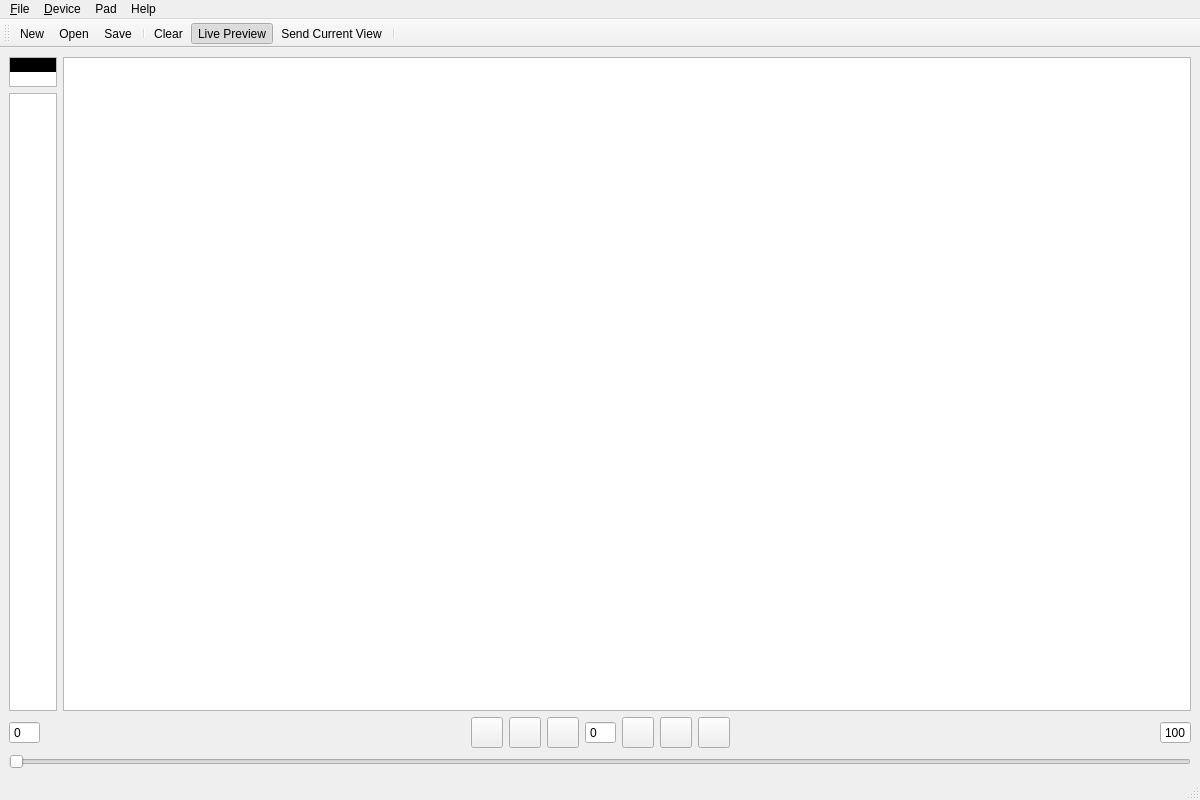
Old version of the form mainanimation.ui in the repository zaghaghi/launchpad-led-animator.
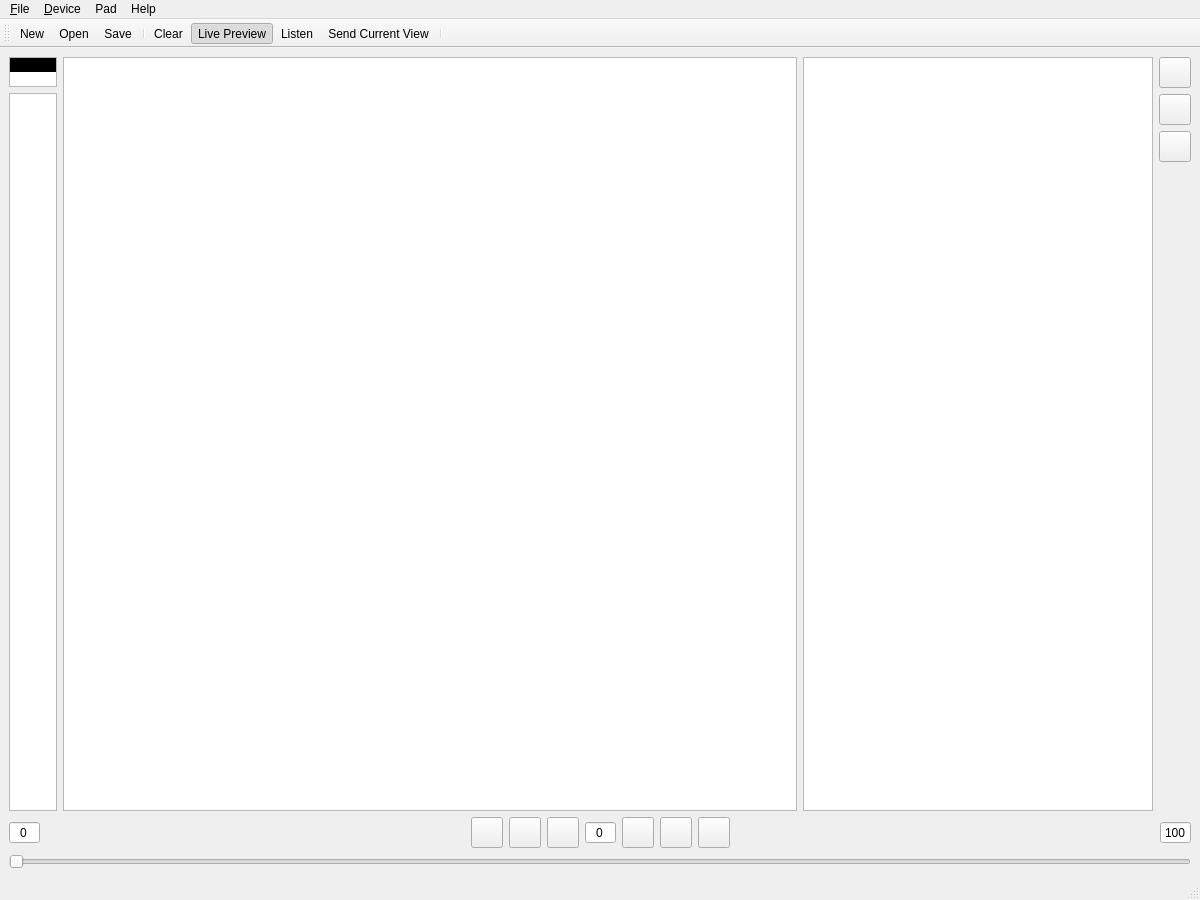
New version of the form. Icons and pictures are not drawn.

Commit message: commit some changes about animation list. I want to delete them

```diff
--- a/mainanimation.ui
+++ b/mainanimation.ui
@@ -7,9 +7,15 @@
     <x>0</x>
     <y>0</y>
     <width>1200</width>
-    <height>800</height>
+    <height>900</height>
    </rect>
   </property>
+  <property name="sizePolicy">
+   <sizepolicy hsizetype="Minimum" vsizetype="Preferred">
+    <horstretch>0</horstretch>
+    <verstretch>0</verstretch>
+   </sizepolicy>
+  </property>
   <property name="windowTitle">
    <string>LaunchPad LED Animator</string>
   </property>
@@ -18,7 +24,7 @@
     <normaloff>:/icons/Icons/black/preview.png</normaloff>:/icons/Icons/black/preview.png</iconset>
   </property>
   <widget class="QWidget" name="centralwidget">
-   <layout class="QVBoxLayout" name="verticalLayout_2">
+   <layout class="QVBoxLayout" name="verticalLayout_3">
     <item>
      <layout class="QHBoxLayout" name="horizontalLayout_2">
       <item>
@@ -87,7 +93,125 @@
        </layout>
       </item>
       <item>
-       <widget class="QGraphicsView" name="buttonGrid"/>
+       <widget class="QGraphicsView" name="buttonGrid">
+        <property name="sizePolicy">
+         <sizepolicy hsizetype="Expanding" vsizetype="Expanding">
+          <horstretch>0</horstretch>
+          <verstretch>0</verstretch>
+         </sizepolicy>
+        </property>
+        <property name="statusTip">
+         <string>Select rectangles to color them.</string>
+        </property>
+       </widget>
+      </item>
+      <item>
+       <widget class="QListWidget" name="animationsList">
+        <property name="sizePolicy">
+         <sizepolicy hsizetype="Minimum" vsizetype="Expanding">
+          <horstretch>0</horstretch>
+          <verstretch>0</verstretch>
+         </sizepolicy>
+        </property>
+        <property name="minimumSize">
+         <size>
+          <width>350</width>
+          <height>0</height>
+         </size>
+        </property>
+        <property name="statusTip">
+         <string>Animations list.</string>
+        </property>
+        <property name="alternatingRowColors">
+         <bool>true</bool>
+        </property>
+        <property name="selectionBehavior">
+         <enum>QAbstractItemView::SelectRows</enum>
+        </property>
+       </widget>
+      </item>
+      <item>
+       <layout class="QVBoxLayout" name="verticalLayout_2">
+        <property name="sizeConstraint">
+         <enum>QLayout::SetNoConstraint</enum>
+        </property>
+        <item>
+         <widget class="QToolButton" name="addAnimationBtn">
+          <property name="statusTip">
+           <string>Add a new animation</string>
+          </property>
+          <property name="text">
+           <string/>
+          </property>
+          <property name="icon">
+           <iconset resource="resource.qrc">
+            <normaloff>:/icons/Icons/plus-1.svg</normaloff>:/icons/Icons/plus-1.svg</iconset>
+          </property>
+          <property name="iconSize">
+           <size>
+            <width>24</width>
+            <height>24</height>
+           </size>
+          </property>
+         </widget>
+        </item>
+        <item>
+         <widget class="QToolButton" name="setAnimationTriggerBtn">
+          <property name="statusTip">
+           <string>Set animation trigger.</string>
+          </property>
+          <property name="text">
+           <string/>
+          </property>
+          <property name="icon">
+           <iconset resource="resource.qrc">
+            <normaloff>:/icons/Icons/trigger.svg</normaloff>:/icons/Icons/trigger.svg</iconset>
+          </property>
+          <property name="iconSize">
+           <size>
+            <width>24</width>
+            <height>24</height>
+           </size>
+          </property>
+          <property name="checkable">
+           <bool>true</bool>
+          </property>
+         </widget>
+        </item>
+        <item>
+         <widget class="QToolButton" name="removeAnimationBtn">
+          <property name="statusTip">
+           <string>Remove selected Animation</string>
+          </property>
+          <property name="text">
+           <string/>
+          </property>
+          <property name="icon">
+           <iconset resource="resource.qrc">
+            <normaloff>:/icons/Icons/minus-1.svg</normaloff>:/icons/Icons/minus-1.svg</iconset>
+          </property>
+          <property name="iconSize">
+           <size>
+            <width>24</width>
+            <height>24</height>
+           </size>
+          </property>
+         </widget>
+        </item>
+        <item>
+         <spacer name="verticalSpacer">
+          <property name="orientation">
+           <enum>Qt::Vertical</enum>
+          </property>
+          <property name="sizeHint" stdset="0">
+           <size>
+            <width>20</width>
+            <height>40</height>
+           </size>
+          </property>
+         </spacer>
+        </item>
+       </layout>
       </item>
      </layout>
     </item>
@@ -95,6 +219,9 @@
      <layout class="QHBoxLayout" name="horizontalLayout">
       <item>
        <widget class="QSpinBox" name="startEdit">
+        <property name="alignment">
+         <set>Qt::AlignCenter</set>
+        </property>
         <property name="buttonSymbols">
          <enum>QAbstractSpinBox::NoButtons</enum>
         </property>
@@ -169,6 +296,9 @@
       </item>
       <item>
        <widget class="QSpinBox" name="curEdit">
+        <property name="alignment">
+         <set>Qt::AlignCenter</set>
+        </property>
         <property name="buttonSymbols">
          <enum>QAbstractSpinBox::NoButtons</enum>
         </property>
@@ -243,6 +373,9 @@
       </item>
       <item>
        <widget class="QSpinBox" name="endEdit">
+        <property name="alignment">
+         <set>Qt::AlignCenter</set>
+        </property>
         <property name="buttonSymbols">
          <enum>QAbstractSpinBox::NoButtons</enum>
         </property>
@@ -327,6 +460,7 @@
    <addaction name="separator"/>
    <addaction name="actionClear"/>
    <addaction name="actionLive_Preview"/>
+   <addaction name="actionListen"/>
    <addaction name="actionSend"/>
    <addaction name="separator"/>
   </widget>
@@ -426,6 +560,18 @@
     <string>About</string>
    </property>
   </action>
+  <action name="actionListen">
+   <property name="checkable">
+    <bool>true</bool>
+   </property>
+   <property name="icon">
+    <iconset resource="resource.qrc">
+     <normaloff>:/icons/Icons/listen.svg</normaloff>:/icons/Icons/listen.svg</iconset>
+   </property>
+   <property name="text">
+    <string>Listen</string>
+   </property>
+  </action>
  </widget>
  <resources>
   <include location="resource.qrc"/>
```
Left out of the diff: 22 changed lines with no effect on the pictures. The commit also changes 25 other files.
